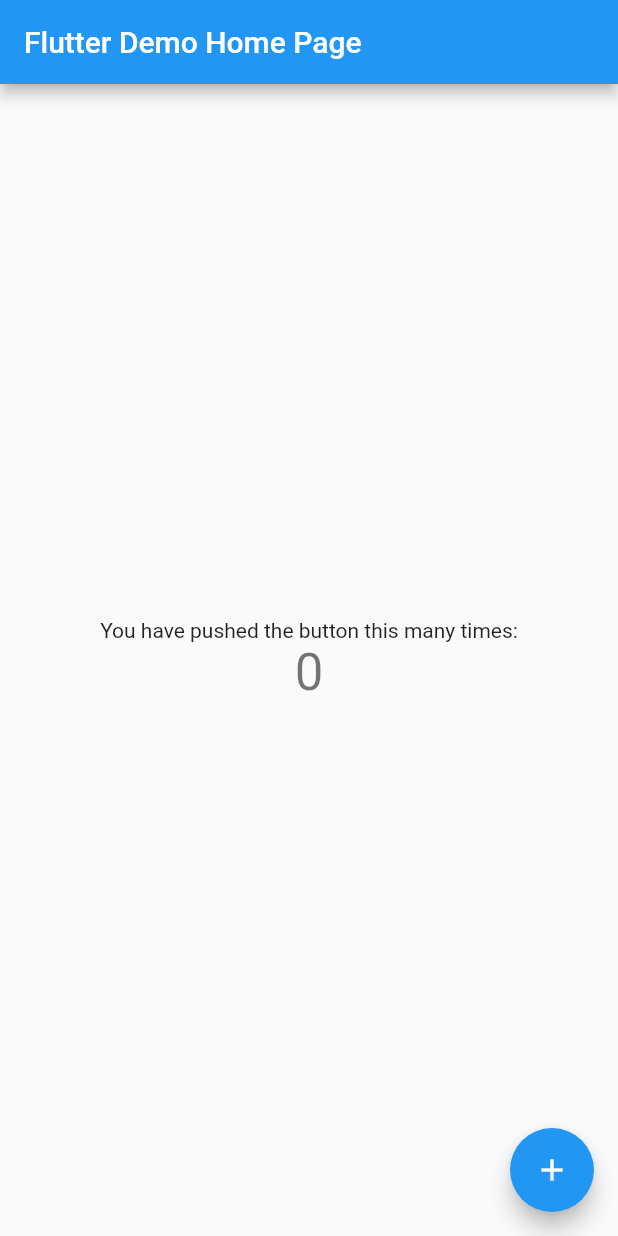
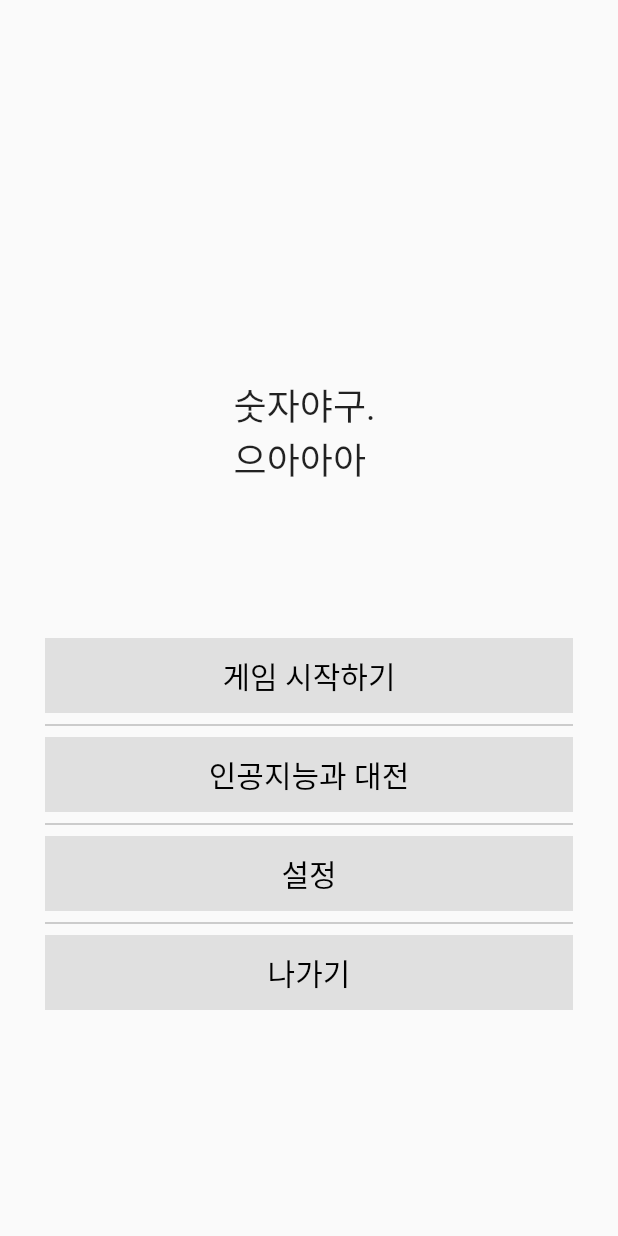
Before and after one commit to OzRagwort/bullscows, a Flutter app: the screen it shows after launch, on a phone screen of 412 x 824 dp. Run offline on Flutter 3.47's test engine with Material 2 defaults, Android fonts, the phone set to English and light mode, and no system bars; our stand-ins replace shared_preferences; missing offline and left inert: ndialog.

Commit message:
Make MainPage

```diff
--- /dev/null
+++ b/lib/MainPage.dart
@@ -0,0 +1,185 @@
+
+import 'package:bullscows/PlayGamePage.dart';
+import 'package:bullscows/PlayGameWithAiPage.dart';
+import 'package:flutter/cupertino.dart';
+import 'package:flutter/material.dart';
+import 'package:flutter/services.dart';
+import 'package:ndialog/ndialog.dart';
+
+class MainPage extends StatefulWidget {
+  MainPage({Key key, this.title}) : super(key: key);
+
+  final String title;
+
+  @override
+  _MainPageState createState() => _MainPageState();
+
+}
+
+class _MainPageState extends State<MainPage>{
+  String title;
+
+  double textSize = 20;
+
+  @override
+  void initState() {
+    super.initState();
+
+    title = widget.title;
+  }
+
+  @override
+  void dispose() {
+    super.dispose();
+  }
+
+  @override
+  Widget build(BuildContext context) {
+    return WillPopScope(
+      onWillPop: () {
+        _onBackPressed();
+        return Future(() => false);
+      },
+      child: Scaffold(
+        body: SafeArea(
+          child: _buildPage(),
+        ),
+      ),
+    );
+  }
+
+  Future<bool> _onBackPressed() {
+    return showDialog(
+      context: context,
+      builder: (context) => NAlertDialog(
+        title: Text("종료하시겠습니까?"),
+        blur: 4,
+        actions: <Widget>[
+          FlatButton(
+            child: Text("종료하기"),
+            onPressed: () => SystemChannels.platform.invokeMethod('SystemNavigator.pop'),
+          ),
+          FlatButton(
+            child: Text("취소"),
+            onPressed: () => Navigator.pop(context, false),
+          ),
+        ],
+      ),
+    ) ??
+        false;
+  }
+
+  Widget _buildPage() {
+    return Scaffold(
+      body: Container(
+        alignment: Alignment.center,
+        child: Column(
+          mainAxisAlignment: MainAxisAlignment.center,
+          crossAxisAlignment: CrossAxisAlignment.center,
+          children: [
+            Container(
+              height: MediaQuery.of(context).size.height / 3,
+              child: Container(
+                alignment: Alignment.center,
+                padding: EdgeInsets.symmetric(horizontal: 30),
+                child: Text(
+                  '숫자야구. \n'
+                      '으아아아',
+                  style: TextStyle(fontSize: 24),
+                ),
+              ),
+            ),
+            Container(
+              child: Column(
+                children: [
+                  GestureDetector(
+                    onTap: () {
+                      Navigator.push(
+                        context,
+                        MaterialPageRoute(builder: (context) => PlayGamePage()),
+                      );
+                    },
+                    child: SizedBox(
+                      width: MediaQuery.of(context).size.width - 60,
+                      height: 50,
+                      child: Container(
+                        alignment: Alignment.center,
+                        color: Colors.grey[300],
+                        child: Text('게임 시작하기', textAlign: TextAlign.center, style: TextStyle(color: Colors.black, fontSize: textSize),),
+                      ),
+                    ),
+                  ),
+
+                  Container(
+                    padding: EdgeInsets.symmetric(horizontal: 30),
+                    child: const Divider(color: Colors.grey,),
+                  ),
+
+                  GestureDetector(
+                    onTap: () {
+                      Navigator.push(
+                        context,
+                        MaterialPageRoute(builder: (context) => PlayGameWithAiPage()),
+                      );
+                    },
+                    child: SizedBox(
+                      width: MediaQuery.of(context).size.width - 60,
+                      height: 50,
+                      child: Container(
+                        alignment: Alignment.center,
+                        color: Colors.grey[300],
+                        child: Text('인공지능과 대전', textAlign: TextAlign.center, style: TextStyle(color: Colors.black, fontSize: textSize),),
+                      ),
+                    ),
+                  ),
+
+                  Container(
+                    padding: EdgeInsets.symmetric(horizontal: 30),
+                    child: const Divider(color: Colors.grey,),
+                  ),
+
+                  GestureDetector(
+                    onTap: () {
+
+                    },
+                    child: SizedBox(
+                      width: MediaQuery.of(context).size.width - 60,
+                      height: 50,
+                      child: Container(
+                        alignment: Alignment.center,
+                        color: Colors.grey[300],
+                        child: Text('설정', textAlign: TextAlign.center, style: TextStyle(color: Colors.black, fontSize: textSize),),
+                      ),
+                    ),
+                  ),
+
+                  Container(
+                    padding: EdgeInsets.symmetric(horizontal: 30),
+                    child: const Divider(color: Colors.grey,),
+                  ),
+
+                  GestureDetector(
+                    onTap: () {
+                      _onBackPressed();
+                    },
+                    child: SizedBox(
+                      width: MediaQuery.of(context).size.width - 60,
+                      height: 50,
+                      child: Container(
+                        alignment: Alignment.center,
+                        color: Colors.grey[300],
+                        child: Text('나가기', textAlign: TextAlign.center, style: TextStyle(color: Colors.black, fontSize: textSize),),
+                      ),
+                    ),
+                  ),
+                ],
+              ),
+            ),
+
+          ],
+        ),
+      ),
+    );
+  }
+
+}
--- a/lib/main.dart
+++ b/lib/main.dart
@@ -1,105 +1,40 @@
+import 'package:bullscows/MainPage.dart';
 import 'package:flutter/material.dart';
+import 'package:flutter/services.dart';
+import 'package:shared_preferences/shared_preferences.dart';
 
-void main() {
-  runApp(MyApp());
+void main() async {
+  WidgetsFlutterBinding.ensureInitialized();
+
+  SystemChrome.setSystemUIOverlayStyle(
+    SystemUiOverlayStyle(
+        statusBarColor: Colors.transparent,
+        systemNavigationBarColor: Colors.transparent),
+  );
+
+  // 설정값
+  Future<SharedPreferences> _prefs = SharedPreferences.getInstance();
+  final SharedPreferences prefs = await _prefs;
+  if (!prefs.containsKey('num_count')) {
+    prefs.setInt('num_count', 4);
+  }
+
+  runApp(MyApp(prefs: prefs));
 }
 
 class MyApp extends StatelessWidget {
-  // This widget is the root of your application.
+  final SharedPreferences prefs;
+  const MyApp({Key key, this.prefs}) : super(key: key);
+
   @override
   Widget build(BuildContext context) {
     return MaterialApp(
-      title: 'Flutter Demo',
+      title: 'Bulls And Cows',
       theme: ThemeData(
         primarySwatch: Colors.blue,
         visualDensity: VisualDensity.adaptivePlatformDensity,
       ),
-      home: MyHomePage(title: 'Flutter Demo Home Page'),
+      home: MainPage(title: 'Bulls And Cows'),
     );
   }
 }
-
-class MyHomePage extends StatefulWidget {
-  MyHomePage({Key key, this.title}) : super(key: key);
-
-  // This widget is the home page of your application. It is stateful, meaning
-  // that it has a State object (defined below) that contains fields that affect
-  // how it looks.
-
-  // This class is the configuration for the state. It holds the values (in this
-  // case the title) provided by the parent (in this case the App widget) and
-  // used by the build method of the State. Fields in a Widget subclass are
-  // always marked "final".
-
-  final String title;
-
-  @override
-  _MyHomePageState createState() => _MyHomePageState();
-}
-
-class _MyHomePageState extends State<MyHomePage> {
-  int _counter = 0;
-
-  void _incrementCounter() {
-    setState(() {
-      // This call to setState tells the Flutter framework that something has
-      // changed in this State, which causes it to rerun the build method below
-      // so that the display can reflect the updated values. If we changed
-      // _counter without calling setState(), then the build method would not be
-      // called again, and so nothing would appear to happen.
-      _counter++;
-    });
-  }
-
-  @override
-  Widget build(BuildContext context) {
-    // This method is rerun every time setState is called, for instance as done
-    // by the _incrementCounter method above.
-    //
-    // The Flutter framework has been optimized to make rerunning build methods
-    // fast, so that you can just rebuild anything that needs updating rather
-    // than having to individually change instances of widgets.
-    return Scaffold(
-      appBar: AppBar(
-        // Here we take the value from the MyHomePage object that was created by
-        // the App.build method, and use it to set our appbar title.
-        title: Text(widget.title),
-      ),
-      body: Center(
-        // Center is a layout widget. It takes a single child and positions it
-        // in the middle of the parent.
-        child: Column(
-          // Column is also a layout widget. It takes a list of children and
-          // arranges them vertically. By default, it sizes itself to fit its
-          // children horizontally, and tries to be as tall as its parent.
-          //
-          // Invoke "debug painting" (press "p" in the console, choose the
-          // "Toggle Debug Paint" action from the Flutter Inspector in Android
-          // Studio, or the "Toggle Debug Paint" command in Visual Studio Code)
-          // to see the wireframe for each widget.
-          //
-          // Column has various properties to control how it sizes itself and
-          // how it positions its children. Here we use mainAxisAlignment to
-          // center the children vertically; the main axis here is the vertical
-          // axis because Columns are vertical (the cross axis would be
-          // horizontal).
-          mainAxisAlignment: MainAxisAlignment.center,
-          children: <Widget>[
-            Text(
-              'You have pushed the button this many times:',
-            ),
-            Text(
-              '$_counter',
-              style: Theme.of(context).textTheme.headline4,
-            ),
-          ],
-        ),
-      ),
-      floatingActionButton: FloatingActionButton(
-        onPressed: _incrementCounter,
-        tooltip: 'Increment',
-        child: Icon(Icons.add),
-      ), // This trailing comma makes auto-formatting nicer for build methods.
-    );
-  }
-}
```
